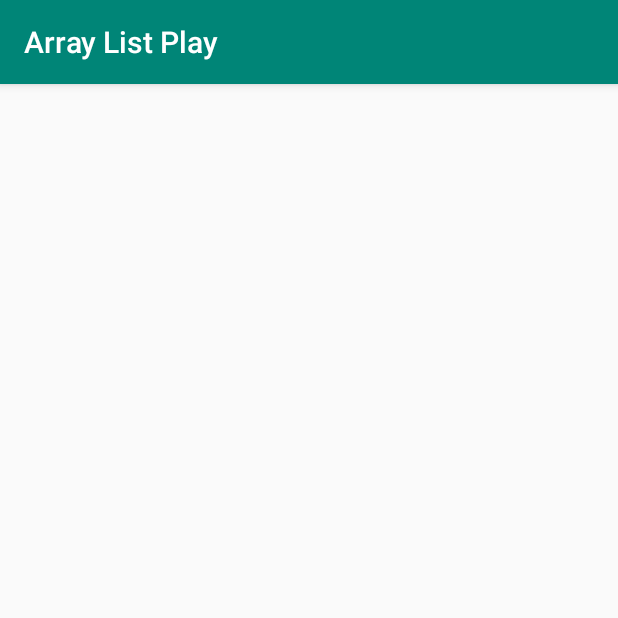
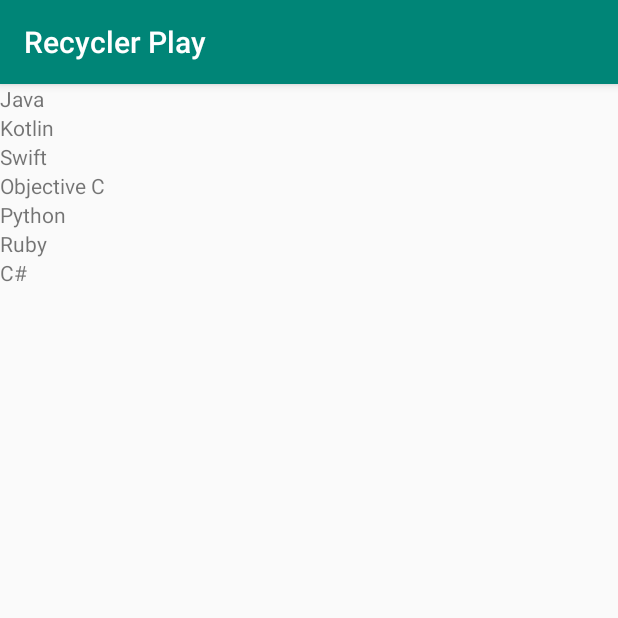
Before and after one commit to MobileApps-Cascadia/HFA-Chapter07, an Android app: the screen it shows after launch (MainActivity), on a phone screen of 412 x 824 dp, the top half of it. Run offline under Robolectric (Android 15) with nearby library versions, the phone set to English and light mode, and no system bars.

```diff
--- a/app/src/main/java/edu/cascadia/mobile/apps/arraylistplay/MainActivity.java
+++ b/app/src/main/java/edu/cascadia/mobile/apps/arraylistplay/MainActivity.java
@@ -22,20 +22,18 @@ public class MainActivity extends AppCompatActivity {
 
         //TODO: Refactor for RecyclerView
         //Create an adapter
-        RecyclerView.Adapter<StringArrayAdapter.ViewHolder> Adapter = new StringArrayAdapter(myDataArray);
-        ArrayAdapter<String> myAdapter = new ArrayAdapter<String>(
-                this,
-                android.R.layout.simple_list_item_1,
-                myDataArray
-        );
+        StringArrayAdapter Adapter = new StringArrayAdapter(myDataArray);
+
+
 
         //TODO: Refactor for RecyclerView
         //Get a reference to the view using findViewById
-        RecyclerView myListView = (RecyclerView) findViewById(R.id.recycler);
+        RecyclerView myRecyclerView = (RecyclerView) findViewById(R.id.recycler);
+        myRecyclerView.setLayoutManager(new LinearLayoutManager(getApplicationContext(), LinearLayoutManager.VERTICAL, false));
 
         //TODO: Refactor for RecyclerView
         //Attach the adapter using its setAdapter method
-        myListView.setAdapter(Adapter);
+        myRecyclerView.setAdapter(Adapter);
 
     }
 }
--- a/app/src/main/java/edu/cascadia/mobile/apps/arraylistplay/StringArrayAdapter.java
+++ b/app/src/main/java/edu/cascadia/mobile/apps/arraylistplay/StringArrayAdapter.java
@@ -29,10 +29,10 @@ public class StringArrayAdapter extends RecyclerView.Adapter<StringArrayAdapter.
     @Override
     public ViewHolder onCreateViewHolder(@NonNull ViewGroup parent, int viewType) {
         //TODO: Inflate a new View with the checklist_item xml layout
-        TextView tv = (TextView) LayoutInflater.from(parent.getContext())
-                .inflate(R.layout.activity_main_recyclerview, parent, false);
+        View view = LayoutInflater.from(parent.getContext())
+                .inflate(R.layout.checklist_item, parent, false);
         //TODO: Use your view to create and return a new ViewHolder
-        return new ViewHolder(tv); //Use your view instead of null
+        return new ViewHolder(view); //Use your view instead of null
     }
 
     @Override
--- a/app/src/main/res/layout/checklist_item.xml
+++ b/app/src/main/res/layout/checklist_item.xml
@@ -1,7 +1,7 @@
 <?xml version="1.0" encoding="utf-8"?>
 <LinearLayout xmlns:android="http://schemas.android.com/apk/res/android"
     android:orientation="horizontal" android:layout_width="match_parent"
-    android:layout_height="match_parent">
+    android:layout_height="wrap_content">
 
     <TextView
         android:id="@+id/checklist_item_name"
--- a/app/src/main/res/values/strings.xml
+++ b/app/src/main/res/values/strings.xml
@@ -1,3 +1,3 @@
 <resources>
-    <string name="app_name">Array List Play</string>
+    <string name="app_name">Recycler Play</string>
 </resources>
```
